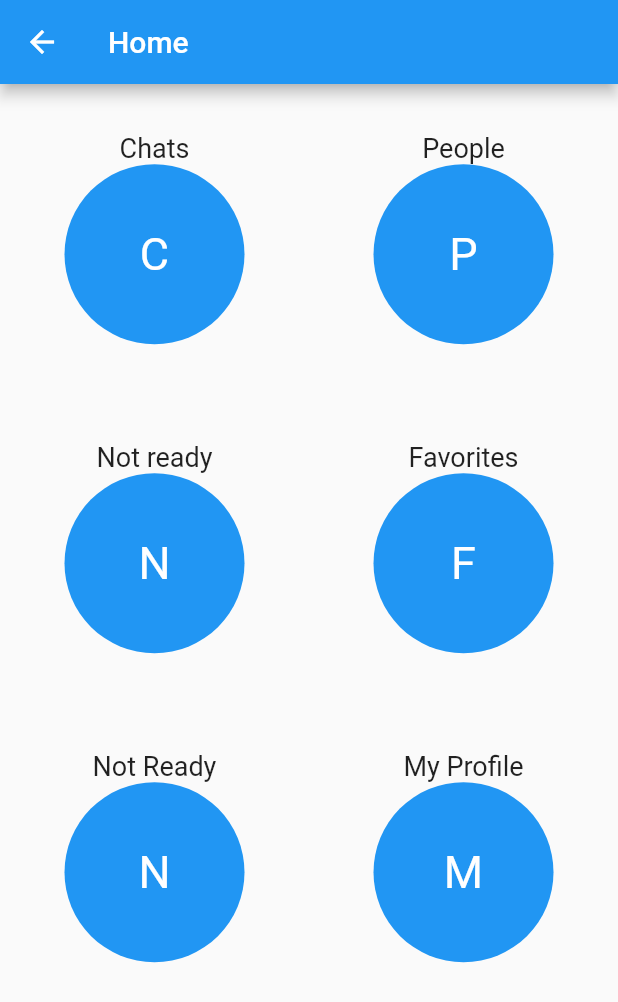
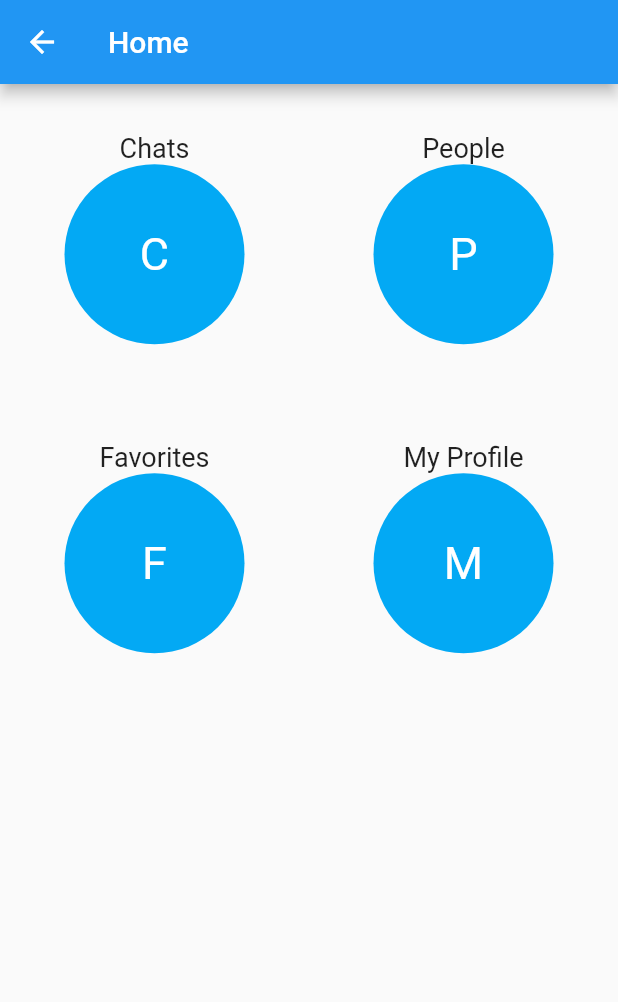
Before and after one commit to BenedictKohler/Actively-app, a Flutter app: the HomePage screen opened by its route, on a phone screen of 412 x 824 dp. Shown: the top 1002 px of the screen. Run offline on Flutter 3.47's test engine with Material 2 defaults, Android fonts, the phone set to English and light mode, and no system bars; our stand-ins replace cloud_firestore, firebase_auth, firebase_storage, geolocator, image_cropper, image_picker; accounts and stored records are empty; Roboto replaces fonts that are missing (helvetica).

Commit message:
Updated Version

```diff
--- a/lib/home/home_page.dart
+++ b/lib/Home/home_page.dart
@@ -57,7 +57,7 @@ class _HomePageState extends State<HomePage> {
                 style: TextStyle(color: Colors.white, fontSize: 30),
               ),
               radius: 60,
-              backgroundColor: Colors.blue,
+              backgroundColor: Colors.lightBlue,
             ),
           ),
         ],
@@ -74,9 +74,7 @@ class _HomePageState extends State<HomePage> {
         children: <Widget>[
           optionButton(ChatScreen(), "Chats", null),
           optionButton(PeopleScreen(), "People", null),
-          optionButton(HomePage(), "Not ready", null),
           optionButton(FavoriteScreen(), "Favorites", null),
-          optionButton(HomePage(), "Not Ready", null),
           optionButton(UserProfile(), "My Profile", null),
         ],
       ),
--- a/lib/People/people_screen.dart
+++ b/lib/People/people_screen.dart
@@ -37,6 +37,7 @@ class _PeopleScreenState extends State<PeopleScreen> {
     getUserInfo();
   }
 
+  // Geo hashing to see how far 2 locations are apart
   int compareDist(place1, place2) {
     double divisor = 180 / (22 / 7);
 
```
Also changed, not shown: lib/Home/user_profile.dart (renamed from lib/home/user_profile.dart).
